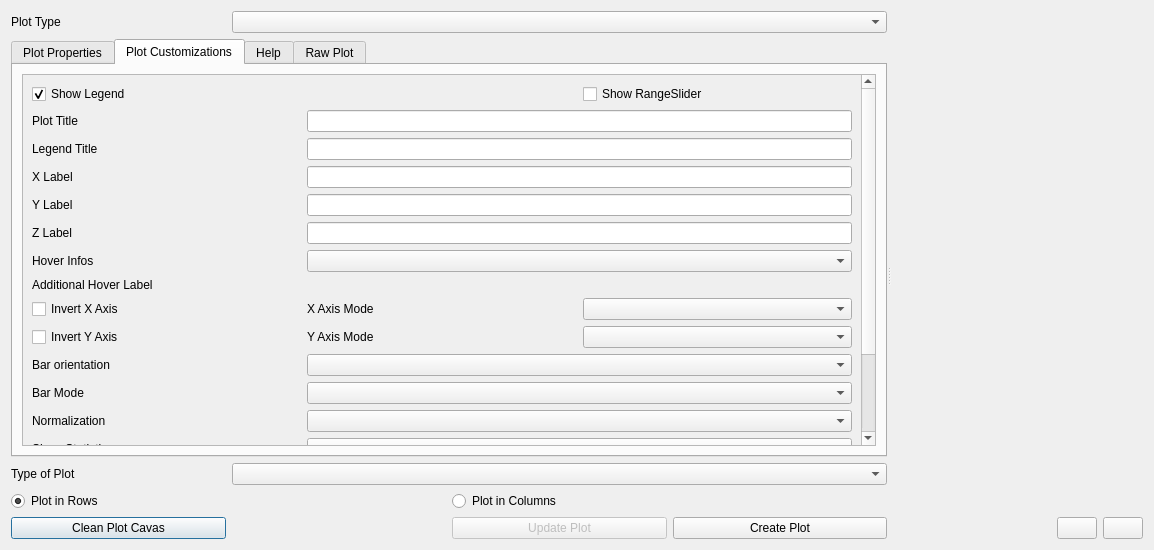
This is ui/data_plotly_dialog_base.ui in ghtmtt/DataPlotly as Qt 5 draws it before an edit. The edited form follows.
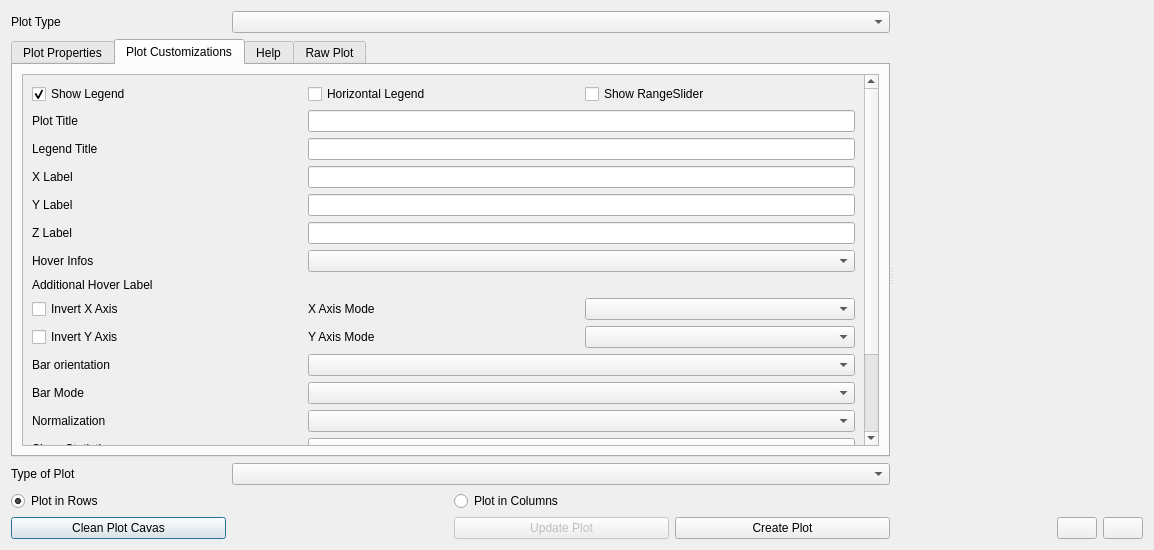
This is the edited form. The open tabs and pages were chosen to show the change. Custom widgets are drawn as their Qt base class.

Commit message: [feature] legend orientation choice

What changed in the file:
```diff
--- a/ui/data_plotly_dialog_base.ui
+++ b/ui/data_plotly_dialog_base.ui
@@ -505,7 +505,7 @@
                <rect>
                 <x>0</x>
                 <y>0</y>
-                <width>410</width>
+                <width>819</width>
                 <height>624</height>
                </rect>
               </property>
@@ -721,6 +721,13 @@
                  </property>
                 </widget>
                </item>
+               <item row="0" column="1">
+                <widget class="QCheckBox" name="orientation_legend_check">
+                 <property name="text">
+                  <string>Horizontal Legend</string>
+                 </property>
+                </widget>
+               </item>
               </layout>
              </widget>
             </widget>
```
The commit also changes 2 other files.
